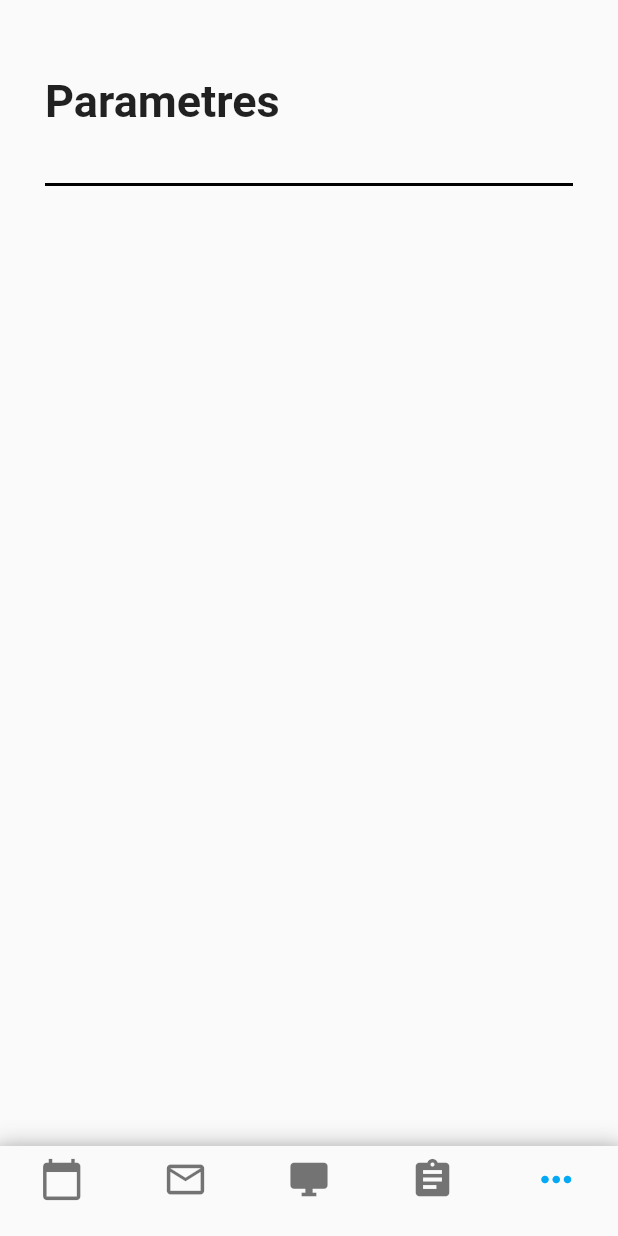
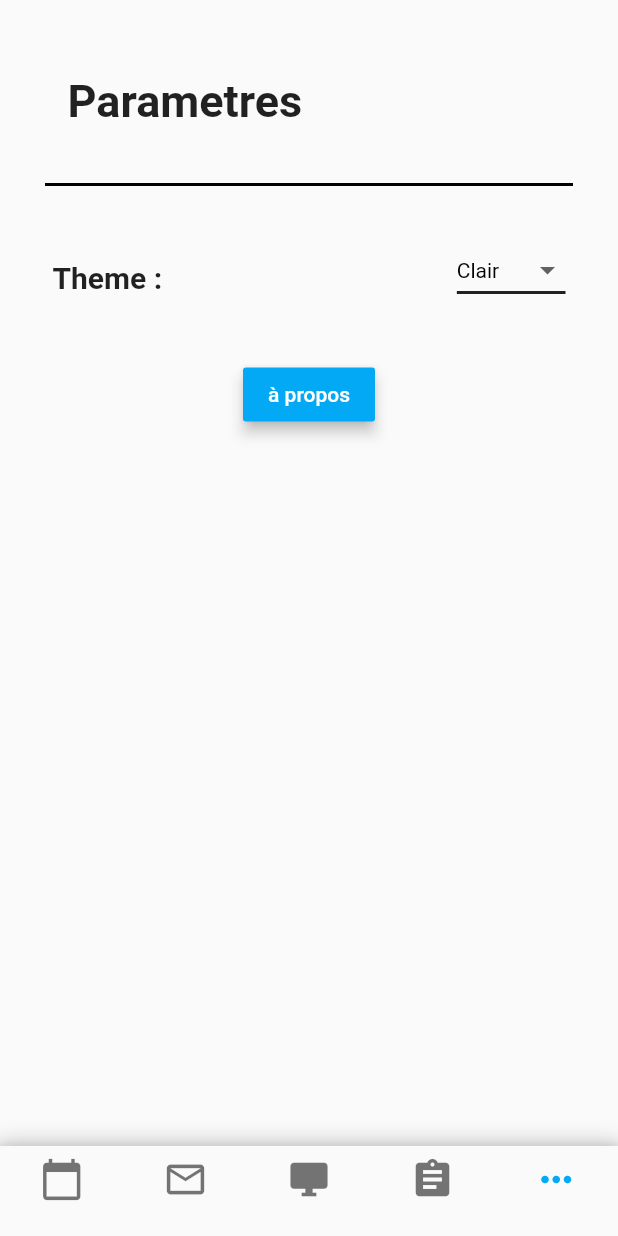
Before and after one commit to Clement-Hellot/EDT-Unicaen, a Flutter app: the screen it shows after launch, swiped to page 5, on a phone screen of 412 x 824 dp. Run offline on Flutter 3.47's test engine with Material 2 defaults, Android fonts, the phone set to English and light mode, and no system bars; network calls fail; statements that could not run were skipped.

Commit message:
avancée sur pageOptions.dart

```diff
--- a/proto1/lib/pageOptions.dart
+++ b/proto1/lib/pageOptions.dart
@@ -8,9 +8,15 @@ class PageOptions extends StatefulWidget {
 class _PageOptionsState extends State<PageOptions> {
   @override
   Widget build(BuildContext context) {
-    return Column(children: [
+    return Column(
+      children: [
         Container(
-        margin: EdgeInsets.only(top: 50, bottom: 30),
+          margin: EdgeInsets.only(
+            left: 15,
+            top: 50,
+            right: 15,
+            bottom: 30,
+          ),
           width: double.infinity,
           child: Padding(
             padding: EdgeInsets.fromLTRB(30, 0, 0, 0),
@@ -32,7 +38,103 @@ class _PageOptionsState extends State<PageOptions> {
             indent: 30,
             endIndent: 30,
           ))
+        ]),
+        Row(mainAxisAlignment: MainAxisAlignment.spaceBetween, children: [
+          Padding(
+            padding: EdgeInsets.fromLTRB(35, 0, 0, 0),
+            child: Text(
+              "Theme :",
+              style: TextStyle(
+                fontSize: 20,
+                fontWeight: FontWeight.w600,
+              ),
+              textAlign: TextAlign.left,
+            ),
+          ),
+          Padding(
+              padding: EdgeInsets.fromLTRB(0, 25, 35, 35), child: BoutonTheme())
+        ]),
+        Row(mainAxisAlignment: MainAxisAlignment.center, children: [
+          RaisedButton(
+            child: const Text('à propos'),
+            color: Theme.of(context).accentColor,
+            elevation: 4.0,
+            splashColor: Colors.amberAccent,
+            textColor: const Color(0xFFFFFFFF),
+            onPressed: () {
+              showDialog(
+                context: context,
+                builder: (BuildContext context) => _popupAPropos(context),
+              );
+              // Perform some action
+            },
+          )
         ])
-    ]);
+      ],
+    );
   }
 }
+
+/// Le bouton déroulant pour choisir entre clair et sombre
+class BoutonTheme extends StatefulWidget {
+  BoutonTheme({Key key}) : super(key: key);
+
+  @override
+  _BoutonTheme createState() => _BoutonTheme();
+}
+
+class _BoutonTheme extends State<StatefulWidget> {
+  String dropdownValue = 'Clair';
+
+  @override
+  Widget build(BuildContext context) {
+    return DropdownButton<String>(
+      value: dropdownValue,
+      iconSize: 24,
+      elevation: 16,
+      style: TextStyle(color: Colors.black),
+      underline: Container(
+        height: 2,
+        color: Colors.black87,
+      ),
+      onChanged: (String newValue) {
+        setState(() {
+          dropdownValue = newValue;
+        });
+      },
+      items: <String>['Clair', 'Sombre']
+          .map<DropdownMenuItem<String>>((String value) {
+        return DropdownMenuItem<String>(
+          value: value,
+          child: Text(value),
+        );
+      }).toList(),
+    );
+  }
+}
+
+class BoutonAPropos extends StatelessWidget {
+  BoutonAPropos({Key key}) : super(key: key);
+
+  @override
+  Widget build(BuildContext context) {}
+}
+
+Widget _popupAPropos(BuildContext context) {
+  return new AlertDialog(
+    title: const Text('à propos'),
+    content: new Column(
+        mainAxisSize: MainAxisSize.min,
+        crossAxisAlignment: CrossAxisAlignment.start,
+        children: [Text("test")]),
+    actions: <Widget>[
+      new FlatButton(
+        onPressed: () {
+          Navigator.of(context).pop();
+        },
+        textColor: Theme.of(context).primaryColor,
+        child: const Text('Fermer'),
+      ),
+    ],
+  );
+}
```
Lines whose indentation alone changed are shown as unchanged.
